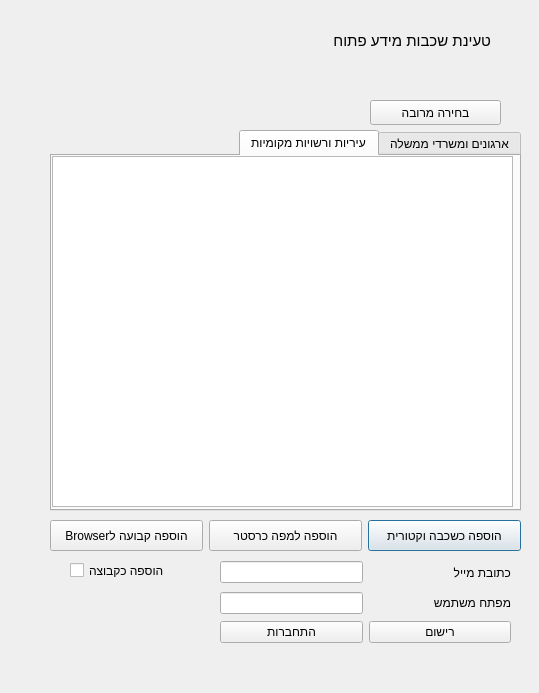
Above: opendata_loader_dialog_base.ui from KaplanOpenSource/qgis-open-data before the change. Below: the same form after it.
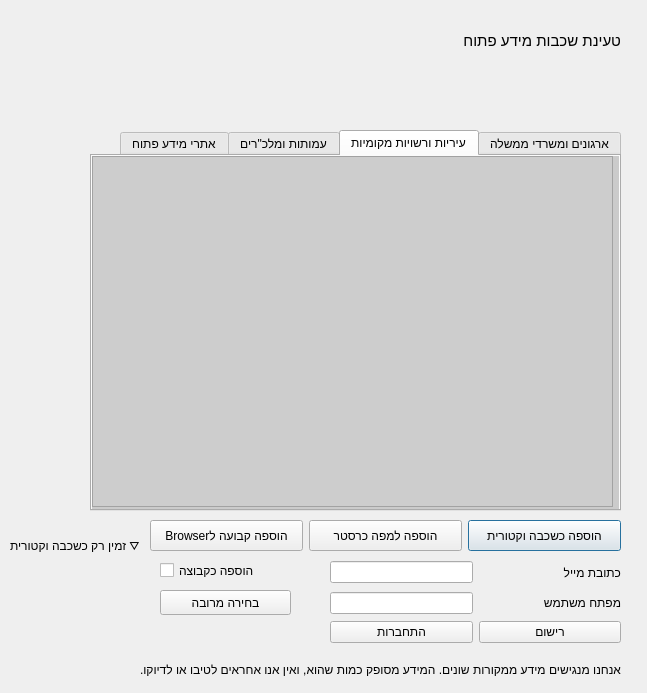
That is the form after the change. The open tabs and pages were chosen to show the change. Icons and pictures are not drawn.

Commit message: Add Open Data tab

What changed in the file:
```diff
--- a/opendata_loader_dialog_base.ui
+++ b/opendata_loader_dialog_base.ui
@@ -6,7 +6,7 @@
    <rect>
     <x>0</x>
     <y>0</y>
-    <width>539</width>
+    <width>647</width>
     <height>693</height>
    </rect>
   </property>
@@ -16,7 +16,7 @@
   <widget class="QWidget" name="horizontalLayoutWidget_3">
    <property name="geometry">
     <rect>
-     <x>50</x>
+     <x>150</x>
      <y>520</y>
      <width>471</width>
      <height>31</height>
@@ -101,7 +101,7 @@
   <widget class="QLabel" name="header">
    <property name="geometry">
     <rect>
-     <x>310</x>
+     <x>440</x>
      <y>10</y>
      <width>181</width>
      <height>61</height>
@@ -128,7 +128,7 @@
   <widget class="QCheckBox" name="addAsGroup">
    <property name="geometry">
     <rect>
-     <x>70</x>
+     <x>160</x>
      <y>560</y>
      <width>131</width>
      <height>21</height>
@@ -147,8 +147,8 @@
   <widget class="QWidget" name="horizontalLayoutWidget_2">
    <property name="geometry">
     <rect>
-     <x>370</x>
-     <y>100</y>
+     <x>160</x>
+     <y>590</y>
      <width>131</width>
      <height>25</height>
     </rect>
@@ -175,15 +175,18 @@
   <widget class="QTabWidget" name="tabWidget">
    <property name="geometry">
     <rect>
-     <x>50</x>
+     <x>90</x>
      <y>130</y>
-     <width>471</width>
+     <width>531</width>
      <height>381</height>
     </rect>
    </property>
    <property name="layoutDirection">
     <enum>Qt::RightToLeft</enum>
    </property>
+   <property name="tabPosition">
+    <enum>QTabWidget::North</enum>
+   </property>
    <property name="currentIndex">
     <number>0</number>
    </property>
@@ -225,7 +228,212 @@
       <rect>
        <x>0</x>
        <y>0</y>
-       <width>461</width>
+       <width>521</width>
+       <height>351</height>
+      </rect>
+     </property>
+     <property name="layoutDirection">
+      <enum>Qt::RightToLeft</enum>
+     </property>
+     <property name="columnCount">
+      <number>1</number>
+     </property>
+     <attribute name="headerVisible">
+      <bool>false</bool>
+     </attribute>
+     <column>
+      <property name="text">
+       <string notr="true">1</string>
+      </property>
+     </column>
+    </widget>
+    <widget class="QLabel" name="teaserLabel">
+     <property name="geometry">
+      <rect>
+       <x>-10</x>
+       <y>-10</y>
+       <width>541</width>
+       <height>381</height>
+      </rect>
+     </property>
+     <property name="palette">
+      <palette>
+       <active>
+        <colorrole role="Button">
+         <brush brushstyle="SolidPattern">
+          <color alpha="102">
+           <red>131</red>
+           <green>131</green>
+           <blue>131</blue>
+          </color>
+         </brush>
+        </colorrole>
+        <colorrole role="Base">
+         <brush brushstyle="SolidPattern">
+          <color alpha="102">
+           <red>131</red>
+           <green>131</green>
+           <blue>131</blue>
+          </color>
+         </brush>
+        </colorrole>
+        <colorrole role="Window">
+         <brush brushstyle="SolidPattern">
+          <color alpha="102">
+           <red>131</red>
+           <green>131</green>
+           <blue>131</blue>
+          </color>
+         </brush>
+        </colorrole>
+        <colorrole role="AlternateBase">
+         <brush brushstyle="SolidPattern">
+          <color alpha="255">
+           <red>161</red>
+           <green>161</green>
+           <blue>161</blue>
+          </color>
+         </brush>
+        </colorrole>
+       </active>
+       <inactive>
+        <colorrole role="Button">
+         <brush brushstyle="SolidPattern">
+          <color alpha="102">
+           <red>131</red>
+           <green>131</green>
+           <blue>131</blue>
+          </color>
+         </brush>
+        </colorrole>
+        <colorrole role="Base">
+         <brush brushstyle="SolidPattern">
+          <color alpha="102">
+           <red>131</red>
+           <green>131</green>
+           <blue>131</blue>
+          </color>
+         </brush>
+        </colorrole>
+        <colorrole role="Window">
+         <brush brushstyle="SolidPattern">
+          <color alpha="102">
+           <red>131</red>
+           <green>131</green>
+           <blue>131</blue>
+          </color>
+         </brush>
+        </colorrole>
+        <colorrole role="AlternateBase">
+         <brush brushstyle="SolidPattern">
+          <color alpha="255">
+           <red>161</red>
+           <green>161</green>
+           <blue>161</blue>
+          </color>
+         </brush>
+        </colorrole>
+       </inactive>
+       <disabled>
+        <colorrole role="Button">
+         <brush brushstyle="SolidPattern">
+          <color alpha="102">
+           <red>131</red>
+           <green>131</green>
+           <blue>131</blue>
+          </color>
+         </brush>
+        </colorrole>
+        <colorrole role="Base">
+         <brush brushstyle="SolidPattern">
+          <color alpha="102">
+           <red>131</red>
+           <green>131</green>
+           <blue>131</blue>
+          </color>
+         </brush>
+        </colorrole>
+        <colorrole role="Window">
+         <brush brushstyle="SolidPattern">
+          <color alpha="102">
+           <red>131</red>
+           <green>131</green>
+           <blue>131</blue>
+          </color>
+         </brush>
+        </colorrole>
+        <colorrole role="AlternateBase">
+         <brush brushstyle="SolidPattern">
+          <color alpha="255">
+           <red>161</red>
+           <green>161</green>
+           <blue>161</blue>
+          </color>
+         </brush>
+        </colorrole>
+       </disabled>
+      </palette>
+     </property>
+     <property name="font">
+      <font>
+       <pointsize>26</pointsize>
+      </font>
+     </property>
+     <property name="autoFillBackground">
+      <bool>false</bool>
+     </property>
+     <property name="styleSheet">
+      <string notr="true">*{
+background-color: rgba(131, 131, 131,0.4);
+}</string>
+     </property>
+     <property name="text">
+      <string/>
+     </property>
+     <property name="alignment">
+      <set>Qt::AlignCenter</set>
+     </property>
+    </widget>
+   </widget>
+   <widget class="QWidget" name="orgTab">
+    <attribute name="title">
+     <string>עמותות ומלכ&quot;רים</string>
+    </attribute>
+    <widget class="QTreeWidget" name="orgTree">
+     <property name="geometry">
+      <rect>
+       <x>0</x>
+       <y>0</y>
+       <width>521</width>
+       <height>351</height>
+      </rect>
+     </property>
+     <property name="layoutDirection">
+      <enum>Qt::RightToLeft</enum>
+     </property>
+     <property name="columnCount">
+      <number>1</number>
+     </property>
+     <attribute name="headerVisible">
+      <bool>false</bool>
+     </attribute>
+     <column>
+      <property name="text">
+       <string notr="true">1</string>
+      </property>
+     </column>
+    </widget>
+   </widget>
+   <widget class="QWidget" name="opendataTab">
+    <attribute name="title">
+     <string>אתרי מידע פתוח</string>
+    </attribute>
+    <widget class="QTreeWidget" name="opendataTree">
+     <property name="geometry">
+      <rect>
+       <x>0</x>
+       <y>0</y>
+       <width>521</width>
        <height>351</height>
       </rect>
      </property>
@@ -249,7 +457,7 @@
   <widget class="QWidget" name="verticalLayoutWidget">
    <property name="geometry">
     <rect>
-     <x>220</x>
+     <x>330</x>
      <y>560</y>
      <width>291</width>
      <height>83</height>
@@ -372,8 +580,8 @@
   <widget class="QLabel" name="versionLabel">
    <property name="geometry">
     <rect>
-     <x>10</x>
-     <y>100</y>
+     <x>20</x>
+     <y>90</y>
      <width>231</width>
      <height>41</height>
     </rect>
@@ -425,6 +633,35 @@
     <string/>
    </property>
   </widget>
+  <widget class="QLabel" name="label_2">
+   <property name="geometry">
+    <rect>
+     <x>10</x>
+     <y>520</y>
+     <width>141</width>
+     <height>51</height>
+    </rect>
+   </property>
+   <property name="text">
+    <string> ⛛ זמין רק כשכבה וקטורית</string>
+   </property>
+   <property name="alignment">
+    <set>Qt::AlignRight|Qt::AlignTrailing|Qt::AlignVCenter</set>
+   </property>
+  </widget>
+  <widget class="QLabel" name="label_3">
+   <property name="geometry">
+    <rect>
+     <x>80</x>
+     <y>660</y>
+     <width>541</width>
+     <height>20</height>
+    </rect>
+   </property>
+   <property name="text">
+    <string>אנחנו מנגישים מידע ממקורות שונים. המידע מסופק כמות שהוא, ואין אנו אחראים לטיבו או לדיוקו.</string>
+   </property>
+  </widget>
  </widget>
  <resources>
  </resources>
```
Left out of the diff: 2 changed lines with no effect on the pictures. The commit also changes 1 other file.
